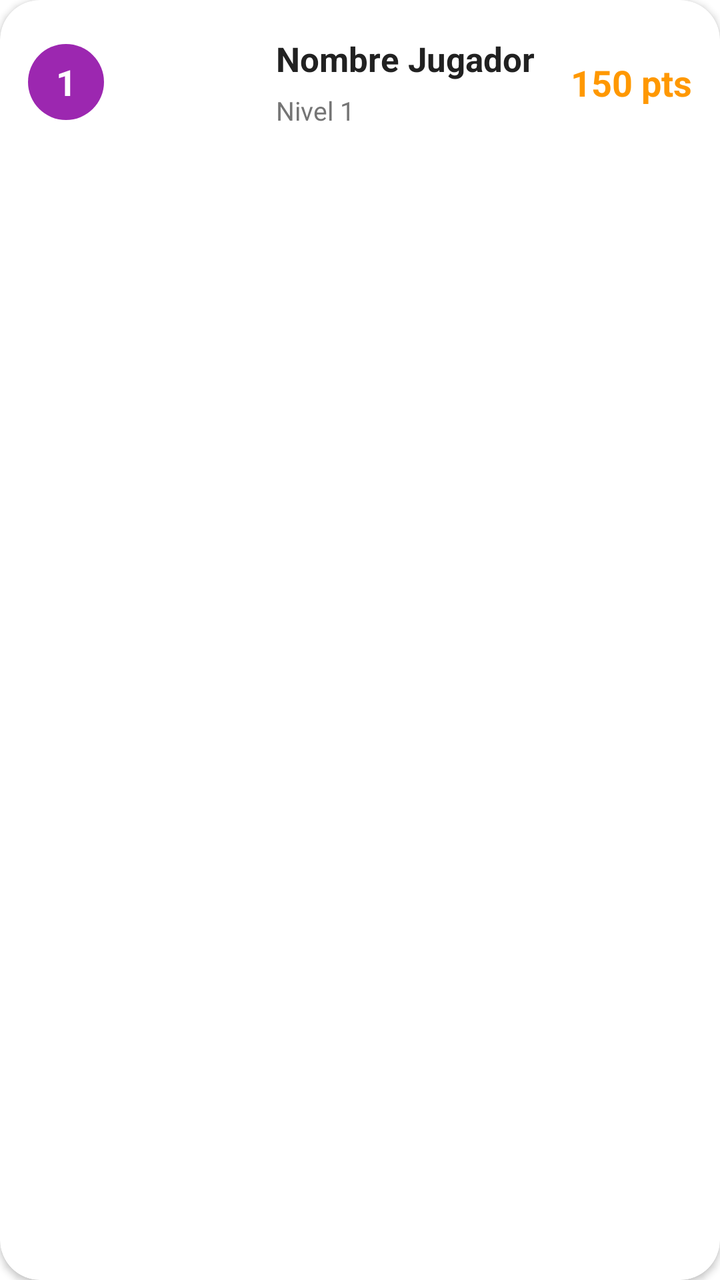
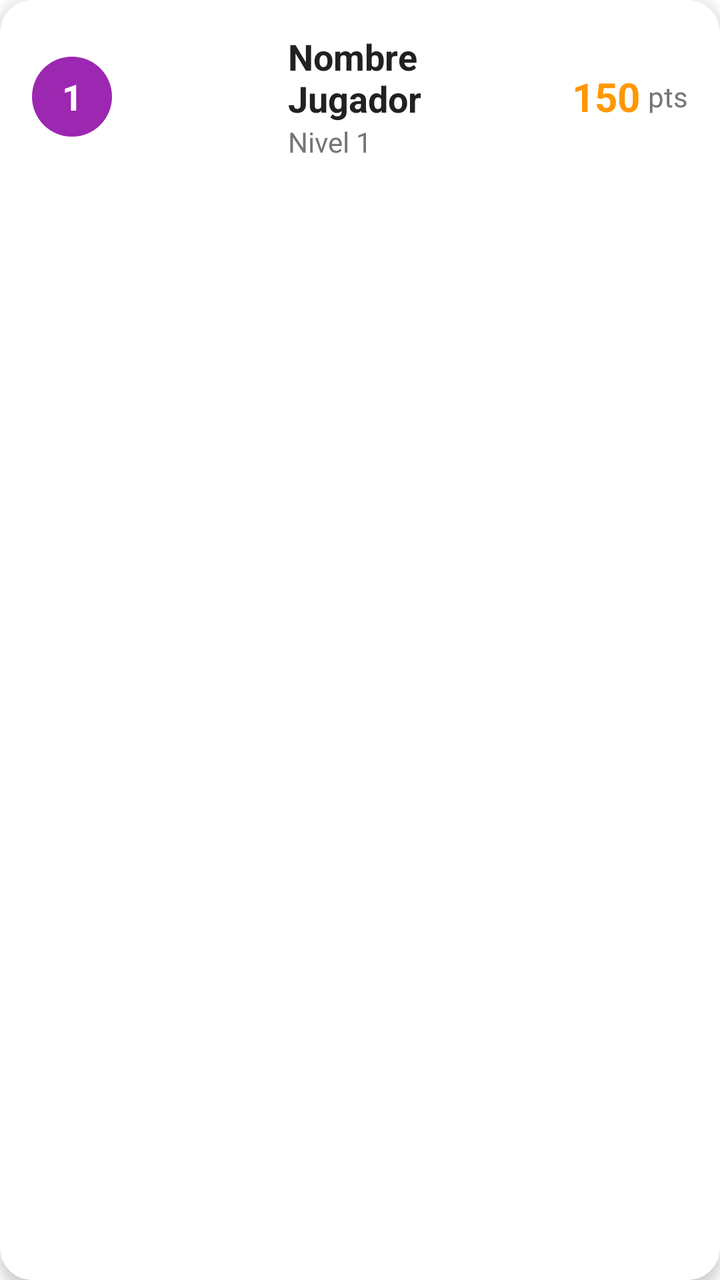

Screens rendered from an Android XML layout before and after an edit, with the pre-edit source and the edit as a unified diff.
<!-- AndroidManifest.xml: application theme Theme.ReglamentoUpp -->
<!-- res/layout/item_ranking.xml -->
<?xml version="1.0" encoding="utf-8"?>
<com.google.android.material.card.MaterialCardView
    xmlns:android="http://schemas.android.com/apk/res/android"
    xmlns:app="http://schemas.android.com/apk/res-auto"
    android:id="@+id/cardRanking"
    android:layout_width="match_parent"
    android:layout_height="wrap_content"
    android:layout_marginHorizontal="16dp"
    android:layout_marginVertical="6dp"
    app:cardCornerRadius="20dp"
    app:cardElevation="2dp"
    app:cardBackgroundColor="@color/white">

    <androidx.constraintlayout.widget.ConstraintLayout
        android:layout_width="match_parent"
        android:layout_height="wrap_content"
        android:padding="14dp">

        <TextView
            android:id="@+id/tvRankingPosition"
            android:layout_width="38dp"
            android:layout_height="38dp"
            android:text="1"
            android:textColor="@color/white"
            android:textStyle="bold"
            android:textSize="18sp"
            android:gravity="center"
            android:background="@drawable/white_circle_bg"
            android:backgroundTint="#9C27B0"
            app:layout_constraintStart_toStartOf="parent"
            app:layout_constraintTop_toTopOf="parent"
            app:layout_constraintBottom_toBottomOf="parent"/>

        <com.google.android.material.imageview.ShapeableImageView
            android:id="@+id/ivRankingProfile"
            android:layout_width="54dp"
            android:layout_height="54dp"
            android:layout_marginStart="16dp"
            android:scaleType="centerCrop"
            app:shapeAppearanceOverlay="@style/CircleImageView"
            android:src="@drawable/ic_profile"
            app:layout_constraintStart_toEndOf="@id/tvRankingPosition"
            app:layout_constraintTop_toTopOf="parent"
            app:layout_constraintBottom_toBottomOf="parent"/>

        <TextView
            android:id="@+id/tvRankingName"
            android:layout_width="0dp"
            android:layout_height="wrap_content"
            android:text="Nombre Jugador"
            android:textColor="#212121"
            android:textSize="17sp"
            android:textStyle="bold"
            android:layout_marginStart="16dp"
            android:layout_marginEnd="8dp"
            app:layout_constraintStart_toEndOf="@id/ivRankingProfile"
            app:layout_constraintTop_toTopOf="parent"
            app:layout_constraintEnd_toStartOf="@id/tvRankingScore"
            app:layout_constraintBottom_toTopOf="@+id/tvRankingLevel"/>

        <TextView
            android:id="@+id/tvRankingLevel"
            android:layout_width="wrap_content"
            android:layout_height="wrap_content"
            android:text="Nivel 1"
            android:textColor="#757575"
            android:textSize="13sp"
            android:layout_marginStart="16dp"
            android:layout_marginTop="2dp"
            app:layout_constraintStart_toEndOf="@id/ivRankingProfile"
            app:layout_constraintTop_toBottomOf="@id/tvRankingName"
            app:layout_constraintBottom_toBottomOf="parent"/>

        <LinearLayout
            android:id="@+id/layoutBadges"
            android:layout_width="wrap_content"
            android:layout_height="wrap_content"
            android:orientation="horizontal"
            android:layout_marginStart="12dp"
            app:layout_constraintStart_toEndOf="@id/tvRankingLevel"
            app:layout_constraintTop_toTopOf="@id/tvRankingLevel"
            app:layout_constraintBottom_toBottomOf="@id/tvRankingLevel">

            <ImageView
                android:id="@+id/badge1"
                android:layout_width="18dp"
                android:layout_height="18dp"
                android:src="@drawable/ic_trophy"
                android:layout_marginEnd="6dp"
                android:visibility="gone"/>

            <ImageView
                android:id="@+id/badge2"
                android:layout_width="18dp"
                android:layout_height="18dp"
                android:src="@drawable/ic_foco"
                android:layout_marginEnd="6dp"
                android:visibility="gone"/>

            <ImageView
                android:id="@+id/badge3"
                android:layout_width="18dp"
                android:layout_height="18dp"
                android:src="@drawable/ic_games"
                android:visibility="gone"/>
        </LinearLayout>

        <TextView
            android:id="@+id/tvRankingScore"
            android:layout_width="wrap_content"
            android:layout_height="wrap_content"
            android:text="150 pts"
            android:textColor="#FF9800"
            android:textSize="18sp"
            android:textStyle="bold"
            app:layout_constraintEnd_toEndOf="parent"
            app:layout_constraintTop_toTopOf="parent"
            app:layout_constraintBottom_toBottomOf="parent"/>

    </androidx.constraintlayout.widget.ConstraintLayout>
</com.google.android.material.card.MaterialCardView>
<!-- resources referenced by this layout -->
<resources>
  <color name="white">#FFFFFFFF</color>
  <!-- drawable ic_foco (drawable) -->
  <vector xmlns:android="http://schemas.android.com/apk/res/android"
      android:width="24dp"
      android:height="24dp"
      android:viewportWidth="24"
      android:viewportHeight="24">
      <path
          android:fillColor="#FFFFFF"
          android:pathData="M9,21c0,0.55 0.45,1 1,1h4c0.55,0 1,-0.45 1,-1v-1H9V21zM12,2C8.14,2 5,5.14 5,9c0,2.38 1.19,4.47 3,5.74V17c0,0.55 0.45,1 1,1h6c0.55,0 1,-0.45 1,-1v-2.26c1.81,-1.27 3,-3.36 3,-5.74C19,5.14 15.86,2 12,2z"/>
  </vector>
  <!-- drawable ic_games (drawable) -->
  <vector xmlns:android="http://schemas.android.com/apk/res/android" android:width="24dp" android:height="24dp" android:viewportWidth="24" android:viewportHeight="24"><path android:fillColor="@android:color/white" android:pathData="M21,6H3C1.9,6 1,6.9 1,8V16C1,17.1 1.9,18 3,18H21C22.1,18 23,17.1 23,16V8C23,6.9 22.1,6 21,6M11,12H9V14H8V12H6V11H8V9H9V11H11V12M15.5,15C14.7,15 14,14.3 14,13.5C14,12.7 14.7,12 15.5,12C16.3,12 17,12.7 17,13.5C17,14.3 16.3,15 15.5,15M18.5,12C17.7,12 17,11.3 17,10.5C17,9.7 17.7,9 18.5,9C19.3,9 20,9.7 20,10.5C20,11.3 19.3,12 18.5,12Z"/></vector>
  <!-- drawable ic_profile (drawable) -->
  <vector xmlns:android="http://schemas.android.com/apk/res/android" android:width="24dp" android:height="24dp" android:viewportWidth="24" android:viewportHeight="24"><path android:fillColor="@android:color/white" android:pathData="M12,12C14.21,12 16,10.21 16,8C16,5.79 14.21,4 12,4C9.79,4 8,5.79 8,8C8,10.21 9.79,12 12,12M12,14C9.33,14 4,15.33 4,18V20H20V18C20,15.33 14.67,14 12,14Z"/></vector>
  <!-- drawable ic_trophy (drawable) -->
  <vector xmlns:android="http://schemas.android.com/apk/res/android"
      android:width="24dp"
      android:height="24dp"
      android:viewportWidth="24"
      android:viewportHeight="24">
      <path
          android:fillColor="#000000"
          android:pathData="M19,5h-2V3H7v2H5C3.9,5 3,5.9 3,7v1c0,2.55 1.92,4.63 4.39,4.94c0.63,1.5 1.98,2.63 3.61,2.96V19H7v2h10v-2h-4v-3.1c1.63,-0.33 2.98,-1.46 3.61,-2.96C19.08,12.63 21,10.55 21,8V7C21,5.9 20.1,5 19,5zM5,8V7h2v3.82C5.84,10.4 5,9.3 5,8zM19,8c0,1.3 -0.84,2.4 -2,2.82V7h2V8z"/>
  </vector>
  <!-- drawable white_circle_bg (drawable) -->
  <?xml version="1.0" encoding="utf-8"?>
  <shape xmlns:android="http://schemas.android.com/apk/res/android" android:shape="oval">
      <solid android:color="@color/white"/>
  </shape>
  <style name="CircleImageView" parent="">
          <item name="cornerFamily">rounded</item>
          <item name="cornerSize">50%</item>
      </style>
  <color name="upp_primary">#6A1B9A</color>
  <color name="upp_primary_dark">#4A148C</color>
  <color name="upp_accent">#AB47BC</color>
  <color name="upp_secondary">#8E24AA</color>
  <style name="ShapeAppearance.App.SmallComponent" parent="ShapeAppearance.MaterialComponents.SmallComponent">
          <item name="cornerFamily">rounded</item>
          <item name="cornerSize">50%</item> </style>
  <style name="ShapeAppearance.App.MediumComponent" parent="ShapeAppearance.MaterialComponents.MediumComponent">
          <item name="cornerFamily">rounded</item>
          <item name="cornerSize">28dp</item> </style>
  <style name="ShapeAppearance.App.LargeComponent" parent="ShapeAppearance.MaterialComponents.LargeComponent">
          <item name="cornerFamily">rounded</item>
          <item name="cornerSize">36dp</item> </style>
  <style name="Widget.MaterialComponents.TextInputLayout.OutlinedBox.Rounded" parent="Widget.MaterialComponents.TextInputLayout.OutlinedBox">
          <item name="boxCornerRadiusTopStart">24dp</item>
          <item name="boxCornerRadiusTopEnd">24dp</item>
          <item name="boxCornerRadiusBottomStart">24dp</item>
          <item name="boxCornerRadiusBottomEnd">24dp</item>
      </style>
  <!-- unchanged entries left out for length: 1 -->
</resources>

<!-- the commit's change to res/layout/item_ranking.xml (unified diff, before → after) -->
@@ -6,20 +6,20 @@
     android:layout_width="match_parent"
     android:layout_height="wrap_content"
     android:layout_marginHorizontal="16dp"
-    android:layout_marginVertical="6dp"
-    app:cardCornerRadius="20dp"
-    app:cardElevation="2dp"
+    android:layout_marginVertical="8dp"
+    app:cardCornerRadius="16dp"
+    app:cardElevation="4dp"
     app:cardBackgroundColor="@color/white">
 
     <androidx.constraintlayout.widget.ConstraintLayout
         android:layout_width="match_parent"
         android:layout_height="wrap_content"
-        android:padding="14dp">
+        android:padding="16dp">
 
         <TextView
             android:id="@+id/tvRankingPosition"
-            android:layout_width="38dp"
-            android:layout_height="38dp"
+            android:layout_width="40dp"
+            android:layout_height="40dp"
             android:text="1"
             android:textColor="@color/white"
             android:textStyle="bold"
@@ -31,13 +31,11 @@
             app:layout_constraintTop_toTopOf="parent"
             app:layout_constraintBottom_toBottomOf="parent"/>
 
-        <com.google.android.material.imageview.ShapeableImageView
+        <ImageView
             android:id="@+id/ivRankingProfile"
-            android:layout_width="54dp"
-            android:layout_height="54dp"
+            android:layout_width="56dp"
+            android:layout_height="56dp"
             android:layout_marginStart="16dp"
-            android:scaleType="centerCrop"
-            app:shapeAppearanceOverlay="@style/CircleImageView"
             android:src="@drawable/ic_profile"
             app:layout_constraintStart_toEndOf="@id/tvRankingPosition"
             app:layout_constraintTop_toTopOf="parent"
@@ -49,13 +47,13 @@
             android:layout_height="wrap_content"
             android:text="Nombre Jugador"
             android:textColor="#212121"
-            android:textSize="17sp"
+            android:textSize="18sp"
             android:textStyle="bold"
             android:layout_marginStart="16dp"
             android:layout_marginEnd="8dp"
             app:layout_constraintStart_toEndOf="@id/ivRankingProfile"
-            app:layout_constraintTop_toTopOf="parent"
-            app:layout_constraintEnd_toStartOf="@id/tvRankingScore"
+            app:layout_constraintTop_toTopOf="@+id/ivRankingProfile"
+            app:layout_constraintEnd_toStartOf="@+id/linearLayoutScore"
             app:layout_constraintBottom_toTopOf="@+id/tvRankingLevel"/>
 
         <TextView
@@ -64,58 +62,50 @@
             android:layout_height="wrap_content"
             android:text="Nivel 1"
             android:textColor="#757575"
-            android:textSize="13sp"
+            android:textSize="14sp"
             android:layout_marginStart="16dp"
-            android:layout_marginTop="2dp"
             app:layout_constraintStart_toEndOf="@id/ivRankingProfile"
             app:layout_constraintTop_toBottomOf="@id/tvRankingName"
-            app:layout_constraintBottom_toBottomOf="parent"/>
+            app:layout_constraintBottom_toBottomOf="@+id/ivRankingProfile"/>
+
+        <ImageView
+            android:id="@+id/ivTrophy"
+            android:layout_width="20dp"
+            android:layout_height="20dp"
+            android:src="@drawable/ic_trophy"
+            android:layout_marginStart="8dp"
+            android:visibility="gone"
+            app:layout_constraintStart_toEndOf="@id/tvRankingLevel"
+            app:layout_constraintTop_toTopOf="@id/tvRankingLevel"
+            app:layout_constraintBottom_toBottomOf="@id/tvRankingLevel"/>
 
         <LinearLayout
-            android:id="@+id/layoutBadges"
+            android:id="@+id/linearLayoutScore"
             android:layout_width="wrap_content"
             android:layout_height="wrap_content"
             android:orientation="horizontal"
-            android:layout_marginStart="12dp"
-            app:layout_constraintStart_toEndOf="@id/tvRankingLevel"
-            app:layout_constraintTop_toTopOf="@id/tvRankingLevel"
-            app:layout_constraintBottom_toBottomOf="@id/tvRankingLevel">
-
-            <ImageView
-                android:id="@+id/badge1"
-                android:layout_width="18dp"
-                android:layout_height="18dp"
-                android:src="@drawable/ic_trophy"
-                android:layout_marginEnd="6dp"
-                android:visibility="gone"/>
-
-            <ImageView
-                android:id="@+id/badge2"
-                android:layout_width="18dp"
-                android:layout_height="18dp"
-                android:src="@drawable/ic_foco"
-                android:layout_marginEnd="6dp"
-                android:visibility="gone"/>
-
-            <ImageView
-                android:id="@+id/badge3"
-                android:layout_width="18dp"
-                android:layout_height="18dp"
-                android:src="@drawable/ic_games"
-                android:visibility="gone"/>
-        </LinearLayout>
-
-        <TextView
-            android:id="@+id/tvRankingScore"
-            android:layout_width="wrap_content"
-            android:layout_height="wrap_content"
-            android:text="150 pts"
-            android:textColor="#FF9800"
-            android:textSize="18sp"
-            android:textStyle="bold"
+            android:gravity="center_vertical"
             app:layout_constraintEnd_toEndOf="parent"
             app:layout_constraintTop_toTopOf="parent"
-            app:layout_constraintBottom_toBottomOf="parent"/>
+            app:layout_constraintBottom_toBottomOf="parent">
+
+            <TextView
+                android:id="@+id/tvRankingScore"
+                android:layout_width="wrap_content"
+                android:layout_height="wrap_content"
+                android:text="150"
+                android:textColor="#FF9800"
+                android:textSize="20sp"
+                android:textStyle="bold" />
+
+            <TextView
+                android:layout_width="wrap_content"
+                android:layout_height="wrap_content"
+                android:layout_marginStart="4dp"
+                android:text="pts"
+                android:textColor="#757575"
+                android:textSize="14sp" />
+        </LinearLayout>
 
     </androidx.constraintlayout.widget.ConstraintLayout>
 </com.google.android.material.card.MaterialCardView>
<!-- resource entries referenced after the edit -->
@@ -1,18 +1,6 @@
 <!-- resources referenced by this layout -->
 <resources>
   <color name="white">#FFFFFFFF</color>
-  <!-- drawable ic_foco (drawable) -->
-  <vector xmlns:android="http://schemas.android.com/apk/res/android"
-      android:width="24dp"
-      android:height="24dp"
-      android:viewportWidth="24"
-      android:viewportHeight="24">
-      <path
-          android:fillColor="#FFFFFF"
-          android:pathData="M9,21c0,0.55 0.45,1 1,1h4c0.55,0 1,-0.45 1,-1v-1H9V21zM12,2C8.14,2 5,5.14 5,9c0,2.38 1.19,4.47 3,5.74V17c0,0.55 0.45,1 1,1h6c0.55,0 1,-0.45 1,-1v-2.26c1.81,-1.27 3,-3.36 3,-5.74C19,5.14 15.86,2 12,2z"/>
-  </vector>
-  <!-- drawable ic_games (drawable) -->
-  <vector xmlns:android="http://schemas.android.com/apk/res/android" android:width="24dp" android:height="24dp" android:viewportWidth="24" android:viewportHeight="24"><path android:fillColor="@android:color/white" android:pathData="M21,6H3C1.9,6 1,6.9 1,8V16C1,17.1 1.9,18 3,18H21C22.1,18 23,17.1 23,16V8C23,6.9 22.1,6 21,6M11,12H9V14H8V12H6V11H8V9H9V11H11V12M15.5,15C14.7,15 14,14.3 14,13.5C14,12.7 14.7,12 15.5,12C16.3,12 17,12.7 17,13.5C17,14.3 16.3,15 15.5,15M18.5,12C17.7,12 17,11.3 17,10.5C17,9.7 17.7,9 18.5,9C19.3,9 20,9.7 20,10.5C20,11.3 19.3,12 18.5,12Z"/></vector>
   <!-- drawable ic_profile (drawable) -->
   <vector xmlns:android="http://schemas.android.com/apk/res/android" android:width="24dp" android:height="24dp" android:viewportWidth="24" android:viewportHeight="24"><path android:fillColor="@android:color/white" android:pathData="M12,12C14.21,12 16,10.21 16,8C16,5.79 14.21,4 12,4C9.79,4 8,5.79 8,8C8,10.21 9.79,12 12,12M12,14C9.33,14 4,15.33 4,18V20H20V18C20,15.33 14.67,14 12,14Z"/></vector>
   <!-- drawable ic_trophy (drawable) -->
@@ -30,10 +18,6 @@
   <shape xmlns:android="http://schemas.android.com/apk/res/android" android:shape="oval">
       <solid android:color="@color/white"/>
   </shape>
-  <style name="CircleImageView" parent="">
-          <item name="cornerFamily">rounded</item>
-          <item name="cornerSize">50%</item>
-      </style>
   <color name="upp_primary">#6A1B9A</color>
   <color name="upp_primary_dark">#4A148C</color>
   <color name="upp_accent">#AB47BC</color>
